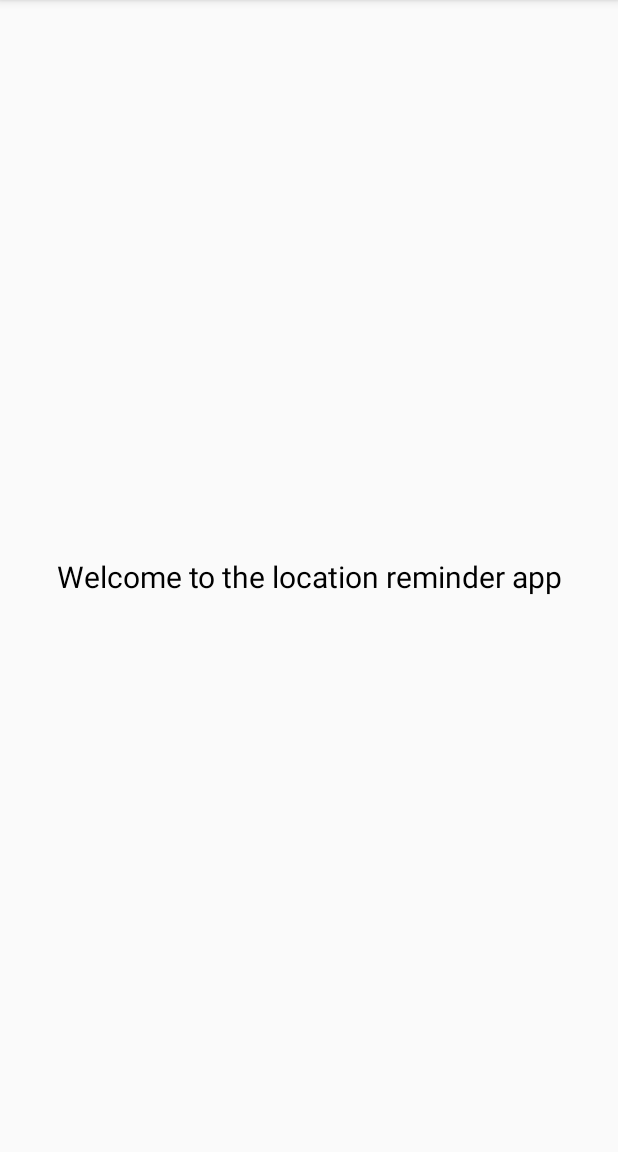
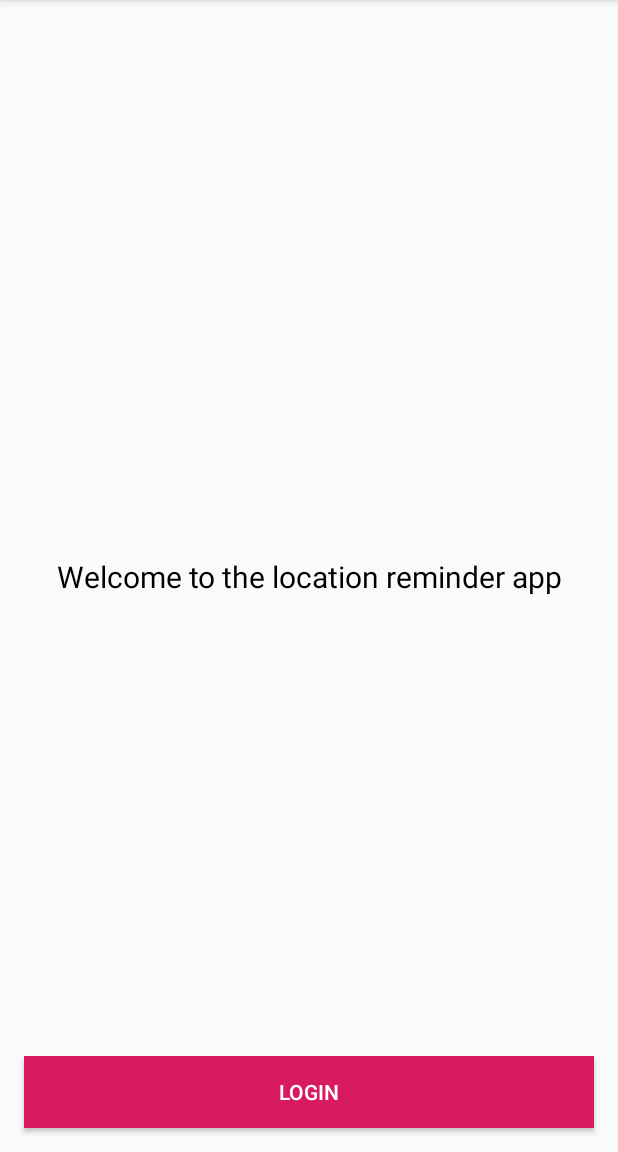
Before and after one commit to Hedrax/starter, an Android app: the AuthenticationActivity screen opened directly, with no data from a screen before it, on a phone screen of 412 x 824 dp, the part 84-1236 px from its top. Run offline under Robolectric (Android 15) with nearby library versions, the phone set to English and light mode, and no system bars; our stand-ins replace Firebase (no records; nobody signed in at launch, a user with empty details on screens opened directly), data binding; libraries missing offline, so code that uses them is left out: com.firebase.ui.

Commit message:
-adding a button to initiate sign in flow -adding id to textView -adding layout for dataBinding in the fragment

```diff
--- a/app/src/main/res/layout/activity_authentication.xml
+++ b/app/src/main/res/layout/activity_authentication.xml
@@ -1,12 +1,16 @@
 <?xml version="1.0" encoding="utf-8"?>
-<androidx.constraintlayout.widget.ConstraintLayout xmlns:android="http://schemas.android.com/apk/res/android"
+<layout
+    xmlns:android="http://schemas.android.com/apk/res/android"
     xmlns:app="http://schemas.android.com/apk/res-auto"
-    xmlns:tools="http://schemas.android.com/tools"
+    xmlns:tools="http://schemas.android.com/tools">
+
+<androidx.constraintlayout.widget.ConstraintLayout
     android:layout_width="match_parent"
     android:layout_height="match_parent"
     tools:context=".authentication.AuthenticationActivity">
 
     <TextView
+        android:id="@+id/welcoming_text"
         android:layout_width="wrap_content"
         android:layout_height="wrap_content"
         android:text="@string/welcome_to_the_location_reminder_app"
@@ -16,5 +20,23 @@
         app:layout_constraintEnd_toEndOf="parent"
         app:layout_constraintStart_toStartOf="parent"
         app:layout_constraintTop_toTopOf="parent" />
+    <Button
+        android:id="@+id/auth_button"
+        android:layout_width="match_parent"
+        android:layout_height="wrap_content"
+        android:layout_marginStart="16dp"
+        android:layout_marginLeft="16dp"
+        android:layout_marginEnd="16dp"
+        android:layout_marginRight="16dp"
+        android:layout_marginBottom="16dp"
+        android:background="@color/colorAccent"
+        android:text="@string/login"
+        android:textColor="@color/white"
+        app:layout_constraintBottom_toBottomOf="parent"
+        app:layout_constraintEnd_toEndOf="parent"
+        app:layout_constraintStart_toStartOf="parent"
+        app:layout_constraintTop_toBottomOf="@+id/welcoming_text"
+        app:layout_constraintVertical_bias="1.0" />
 
 </androidx.constraintlayout.widget.ConstraintLayout>
+</layout>
```
